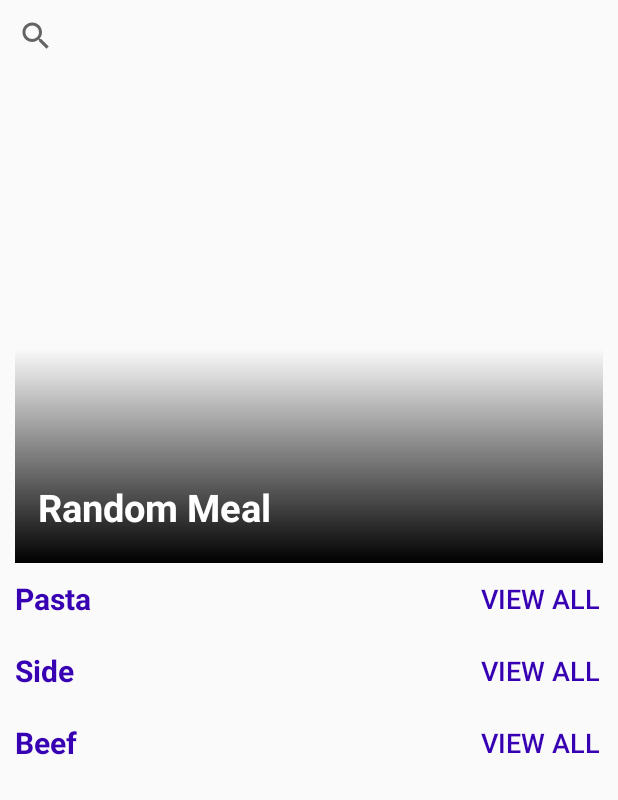
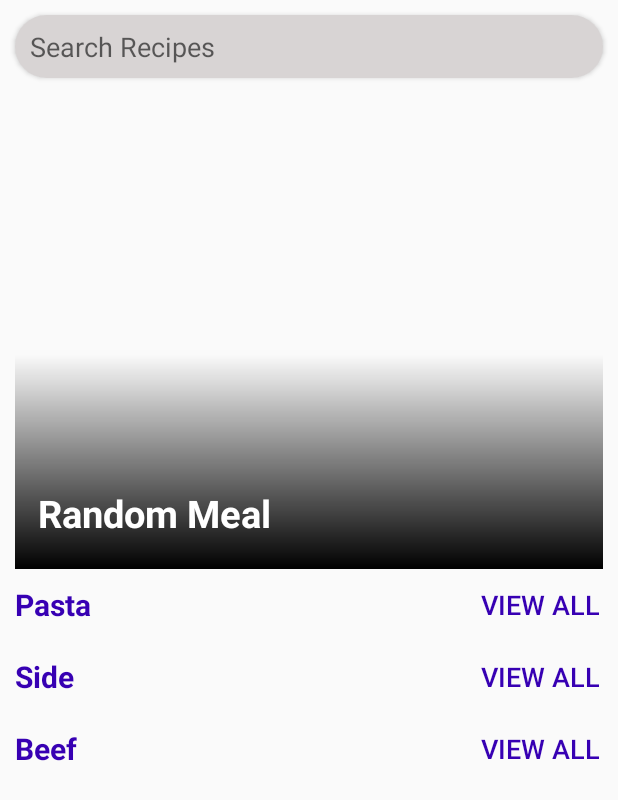
Before and after one commit to NadiaGenzler/Recipes, an Android app: the screen it shows after launch (MainActivity), on a phone screen of 412 x 824 dp. Shown: the top 800 px of the screen. Run offline under Robolectric (Android 15) with nearby library versions, the phone set to English and light mode, and no system bars; our stand-ins replace Picasso; plain views replace RoundedImageView; pictures from the network do not load; 1 statement that could not run was skipped.

Commit message:
search auto complite

```diff
--- a/app/src/main/java/com/example/recipes/Fragments/MainPage.java
+++ b/app/src/main/java/com/example/recipes/Fragments/MainPage.java
@@ -1,5 +1,7 @@
 package com.example.recipes.Fragments;
 
+import android.accessibilityservice.AccessibilityService;
+import android.app.Activity;
 import android.content.Context;
 import android.database.Cursor;
 import android.net.Uri;
@@ -15,7 +17,14 @@ import android.util.Log;
 import android.view.LayoutInflater;
 import android.view.View;
 import android.view.ViewGroup;
+import android.view.inputmethod.InputMethodManager;
+import android.widget.Adapter;
+import android.widget.AdapterView;
+import android.widget.ArrayAdapter;
+import android.widget.AutoCompleteTextView;
 import android.widget.ImageView;
+import android.widget.ListAdapter;
+import android.widget.SearchView;
 import android.widget.TextView;
 
 import com.example.recipes.MainActivity;
@@ -30,7 +39,7 @@ import com.squareup.picasso.Picasso;
 
 import java.io.IOException;
 import java.util.ArrayList;
-import java.util.Currency;
+import java.util.HashMap;
 import java.util.List;
 
 import okhttp3.OkHttpClient;
@@ -43,26 +52,25 @@ import static android.content.ContentValues.TAG;
 
 
 public class MainPage extends Fragment implements MyAdapter.OnMealListener {
-    //top random meal
+    //Search
+    AutoCompleteTextView search;
+    ArrayList allMealsName;
+    HashMap <String,String > mealsNameIdDictionary;
+    TextView name;
+    //Top random meal
     Meal randomMeal;
     TextView randomMealTV;
     ImageView randomMealImage;
     String randomMealId;
 
+    //Other recipes
+    String [] categories={"Pasta","Side","Beef"};
 
-    String [] categories={"Pasta","Side","Beef"};
-    RecyclerView recyclerView0;
-    RecyclerView recyclerView1;
-    RecyclerView recyclerView2;
+    RecyclerView recyclerView0,recyclerView1,recyclerView2;
+    MyAdapter myAdapter;
 
-    List<MyAdapter> myAdapters;
-
-    MyAdapter myAdapter;
     MealsObj meals;
-
-    List<Meal> meals0;
-    List<Meal> meals1;
-    List<Meal> meals2;
+    List<Meal> meals0,meals1,meals2;
 
     TextView categoryNameTV;
     int count;
@@ -75,7 +83,6 @@ public class MainPage extends Fragment implements MyAdapter.OnMealListener {
     public MainPage() {
         // Required empty public constructor
     }
-
     public static MainPage newInstance() {
         MainPage fragment = new MainPage();
         Bundle args = new Bundle();
@@ -93,36 +100,116 @@ public class MainPage extends Fragment implements MyAdapter.OnMealListener {
     public View onCreateView(LayoutInflater inflater, ViewGroup container,
                              Bundle savedInstanceState) {
         final View myView=inflater.inflate(R.layout.fragment_main_page, container, false);
+        db=new DatabaseHelper(this.getContext());
+
+        //Search Recipes
+        searchDropdown(myView);
+        searchResult(myView);
+        search.clearFocus();
+
+        //Handle the Random Meal
         randomMealTV=myView.findViewById(R.id.randomMeal);
         randomMealImage=myView.findViewById(R.id.randomMealImage);
-        getRandomMeal(this.getContext(),myView);
-
+        getRandomMealFromUrl(this.getContext(),myView);
         randomMealImage.setOnClickListener(new View.OnClickListener() {
             @Override
             public void onClick(View v) {
+                hideKeyboardFrom(getContext(),myView);
             NavDirections action = MainPageDirections.actionMainPageToMeal(randomMealId);
-            Navigation.findNavController(v).navigate(action);
-            }
+            Navigation.findNavController(v).navigate(action);}
         });
 
-        db=new DatabaseHelper(this.getContext());
-
+        //Handle the meals
         count=0;
-
         instantiateRecyclerView(myView);
-
         meals0=new ArrayList<>();
         meals1=new ArrayList<>();
         meals2=new ArrayList<>();
+        showTheMealsInRecyclerViews(myView);
 
-        myAdapters=new ArrayList<>();
-
-        showTheMealsInRecyclerViews(myView);
 
         return myView;
     }
 
+    //Search Recipes
+    public void searchDropdown(View myView){
+        Cursor cursor=db.getAllMeals();
+        cursor.moveToFirst();
+        allMealsName=new ArrayList();
+        mealsNameIdDictionary=new HashMap<>();
 
+        for (int i = 0; i < cursor.getCount()-1; i++){
+            allMealsName.add(cursor.getString(3));
+            mealsNameIdDictionary.put(cursor.getString(3),cursor.getString(2));
+            cursor.moveToNext();}
+        Log.e(TAG, allMealsName.size()+"" );
+
+        search=myView.findViewById(R.id.searchAuto);
+        ArrayAdapter adapter=new ArrayAdapter(getContext(),R.layout.cell_drop_down,allMealsName);
+        search.setAdapter(adapter);
+    }
+    public void searchResult(final View myView){
+        search.setOnItemClickListener(new AdapterView.OnItemClickListener() {
+            @Override
+            public void onItemClick(AdapterView<?> parent, View view, int position, long id) {
+                name=view.findViewById(R.id.text1);
+                String mealName=name.getText().toString();
+                String mealId=mealsNameIdDictionary.get(mealName);
+               // Log.e(TAG, "onItemClick: "+mealName+mealId+"");
+
+                hideKeyboardFrom(getContext(),myView);
+
+                NavDirections action=MainPageDirections.actionMainPageToMeal(mealId);
+                Navigation.findNavController(myView).navigate(action);
+            }
+        });
+    }
+
+    public static void hideKeyboardFrom(Context context, View view) {
+        InputMethodManager imm = (InputMethodManager) context.getSystemService(Activity.INPUT_METHOD_SERVICE);
+        imm.hideSoftInputFromWindow(view.getWindowToken(), 0);
+    }
+
+    //Get the Random Meal From URL
+    public void getRandomMealFromUrl(final Context context, final View myView){
+        String url="https://www.themealdb.com/api/json/v1/1/random.php";
+        final OkHttpClient client=new OkHttpClient();
+        Request request=new Request.Builder().url(url).build();
+
+        client.newCall(request).enqueue(new Callback() {
+            @Override
+            public void onFailure(Call call, IOException e) {
+                Log.e(TAG, e.toString() );
+            }
+
+            @Override
+            public void onResponse(Call call, Response response) throws IOException {
+                String serverResponse=response.body().string();
+                if(response.isSuccessful()){
+                    GsonBuilder gsonBuilder=new GsonBuilder();
+                    Gson gson=gsonBuilder.create();
+
+                    meals=gson.fromJson(serverResponse,MealsObj.class);
+                    randomMeal=meals.meals.get(0);
+
+                    ((MainActivity) context).runOnUiThread(new Runnable() {
+                        @Override
+                        public void run() {
+
+                            randomMealId=randomMeal.idMeal;
+                            randomMealTV.setText(randomMeal.strMeal);
+                            Picasso.with(context).load(randomMeal.strMealThumb).into(randomMealImage);
+
+                        }
+                    });
+
+                }
+            }
+        });
+
+    }
+
+    //Handle the meals
     public void instantiateRecyclerView(View myView){
         recyclerView0=myView.findViewById(R.id.categoryPics0);
         recyclerView0.setHasFixedSize(true);
@@ -137,7 +224,6 @@ public class MainPage extends Fragment implements MyAdapter.OnMealListener {
         recyclerView2.setHasFixedSize(true);
         recyclerView2.setClickable(true);
     }
-
     public void showTheMealsInRecyclerViews(View myView){
         for (int i = 0; i < categories.length; i++) {
             String categoryNameIdStr="categoryName"+i;
@@ -145,7 +231,7 @@ public class MainPage extends Fragment implements MyAdapter.OnMealListener {
 
             Cursor cursor=db.getMealsFromCategory(categories[i]);
 
-            Log.e(TAG, cursor.getCount()+"" );
+          //  Log.e(TAG, cursor.getCount()+"" );
             switch (i){
                 case 0:
                     cursor.moveToFirst();
@@ -194,7 +280,18 @@ public class MainPage extends Fragment implements MyAdapter.OnMealListener {
         }
 
     }
+    @Override
+    public void onMealClick(View myView,String mealId,int position) {
+        hideKeyboardFrom(getContext(),myView);
+        NavDirections action = MainPageDirections.actionMainPageToMeal(mealId);
+        Navigation.findNavController(myView).navigate(action);
+    }
 
+    @Override
+    public void onResume() {
+        super.onResume();
+        search.setText("");
+    }
 
     // TODO: Rename method, update argument and hook method into UI event
     public void onButtonPressed(Uri uri) {
@@ -236,51 +333,9 @@ public class MainPage extends Fragment implements MyAdapter.OnMealListener {
     }
 
 
-    @Override
-    public void onMealClick(View v,String mealId,int position) {
-        NavDirections action = MainPageDirections.actionMainPageToMeal(mealId);
-        Navigation.findNavController(v).navigate(action);
-    }
 
 
 
-    public void getRandomMeal(final Context context,final View myView){
-        String url="https://www.themealdb.com/api/json/v1/1/random.php";
-        final OkHttpClient client=new OkHttpClient();
-        Request request=new Request.Builder().url(url).build();
 
 
-        client.newCall(request).enqueue(new Callback() {
-
-            @Override
-            public void onFailure(Call call, IOException e) {
-                Log.e(TAG, e.toString() );
-            }
-
-            @Override
-            public void onResponse(Call call, Response response) throws IOException {
-                String serverResponse=response.body().string();
-                if(response.isSuccessful()){
-                    GsonBuilder gsonBuilder=new GsonBuilder();
-                    Gson gson=gsonBuilder.create();
-
-                    meals=gson.fromJson(serverResponse,MealsObj.class);
-                    randomMeal=meals.meals.get(0);
-
-                    ((MainActivity) context).runOnUiThread(new Runnable() {
-                        @Override
-                        public void run() {
-
-                            randomMealId=randomMeal.idMeal;
-                            randomMealTV.setText(randomMeal.strMeal);
-                            Picasso.with(context).load(randomMeal.strMealThumb).into(randomMealImage);
-
-                        }
-                    });
-
-                }
-            }
-        });
-
-    }
 }
--- a/app/src/main/java/com/example/recipes/Fragments/MealFragment.java
+++ b/app/src/main/java/com/example/recipes/Fragments/MealFragment.java
@@ -1,5 +1,6 @@
 package com.example.recipes.Fragments;
 
+import android.app.Activity;
 import android.content.Context;
 import android.net.Uri;
 import android.os.Bundle;
@@ -11,6 +12,7 @@ import android.util.TypedValue;
 import android.view.LayoutInflater;
 import android.view.View;
 import android.view.ViewGroup;
+import android.view.inputmethod.InputMethodManager;
 import android.webkit.WebView;
 import android.widget.ImageButton;
 import android.widget.ImageView;
@@ -138,6 +140,7 @@ public class MealFragment extends Fragment {
         });
     }
 
+
     // Load the ingredients and measures to the view
     public void showIngredientsAndMeasures(final Context context,final int i){
         TableRow row=new TableRow(context);
--- a/app/src/main/java/com/example/recipes/Fragments/RecipesCategory.java
+++ b/app/src/main/java/com/example/recipes/Fragments/RecipesCategory.java
@@ -89,7 +89,7 @@ public class RecipesCategory extends Fragment implements MyAdapter.OnMealListene
         recyclerView=myView.findViewById(R.id.recyclerCategory);
         recyclerView.setHasFixedSize(true);
         recyclerView.setClickable(true);
-        // recyclerView.setNestedScrollingEnabled(false);
+        //recyclerView.setNestedScrollingEnabled(false);
         recyclerView.setLayoutManager(new LinearLayoutManager(this.getContext(),RecyclerView.VERTICAL,false));
         recyclerView.setAdapter(myAdapter);
 
--- a/app/src/main/res/layout/fragment_main_page.xml
+++ b/app/src/main/res/layout/fragment_main_page.xml
@@ -4,6 +4,8 @@
     xmlns:tools="http://schemas.android.com/tools"
     android:layout_width="match_parent"
     android:layout_height="match_parent"
+    android:focusable="true"
+    android:focusableInTouchMode="true"
     tools:context=".Fragments.MainPage">
 
     <ScrollView
@@ -13,12 +15,30 @@
         <LinearLayout
             android:layout_width="match_parent"
             android:layout_height="wrap_content"
-            android:orientation="vertical">
+            android:orientation="vertical"
+            >
 
+            <androidx.cardview.widget.CardView
+                android:layout_width="match_parent"
+                android:layout_height="42dp"
+                app:cardCornerRadius="25dp"
+                android:layout_marginStart="10dp"
+                android:layout_marginTop="10dp"
+                android:layout_marginEnd="10dp"
+                >
 
-            <SearchView
-                android:layout_width="match_parent"
-                android:layout_height="match_parent" />
+                <AutoCompleteTextView
+                    android:layout_width="match_parent"
+                    android:layout_height="match_parent"
+                    android:hint="Search Recipes"
+                    android:background="#A4C2BCBC"
+                    android:id="@+id/searchAuto"
+                    android:paddingStart="10dp"
+                    >
+
+                </AutoCompleteTextView>
+
+            </androidx.cardview.widget.CardView>
 
             <RelativeLayout
                 android:layout_width="match_parent"
--- a/app/src/main/res/layout/fragment_recipes_category.xml
+++ b/app/src/main/res/layout/fragment_recipes_category.xml
@@ -8,7 +8,7 @@
 
 <ScrollView
     android:layout_width="match_parent"
-    android:layout_height="wrap_content">
+    android:layout_height="match_parent">
     <LinearLayout
         android:layout_width="match_parent"
         android:layout_height="match_parent"
```
Also changed, not shown: app/src/main/java/com/example/recipes/Utils/DatabaseHelper.java (+5 -5 lines), app/src/main/res/layout/cell_drop_down.xml (added, +19 -0 lines), app/src/main/res/drawable-v24/go.png (added).
